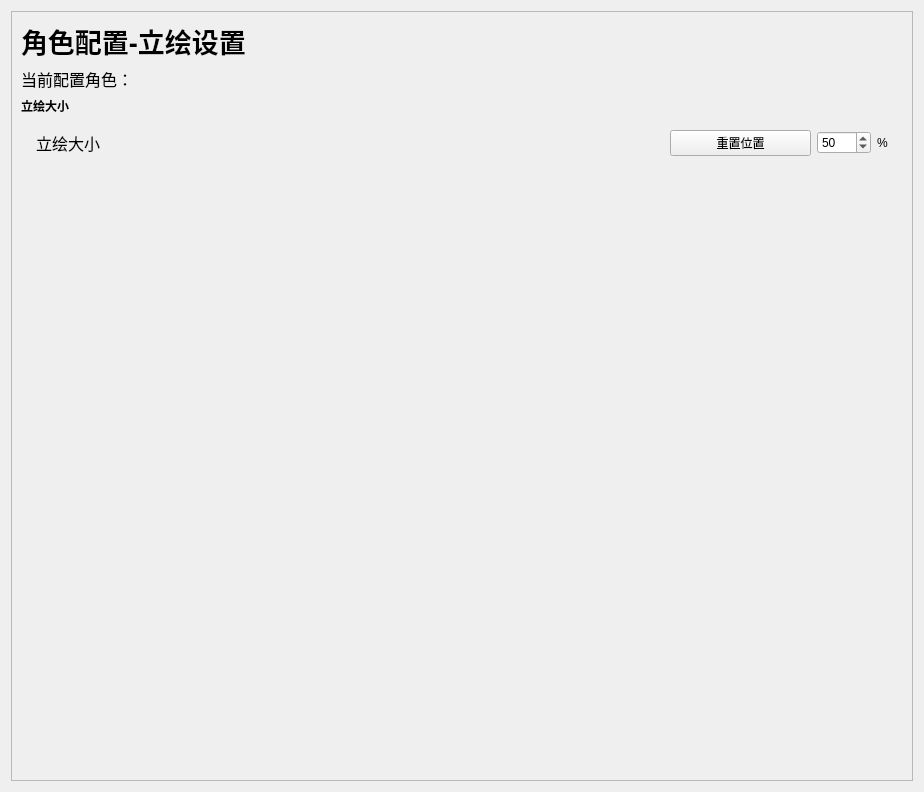
Above: mianwindow_uichild/setting_actor_tachie.ui from Zao-chen/ZcChat before the change. Below: the same form after it.
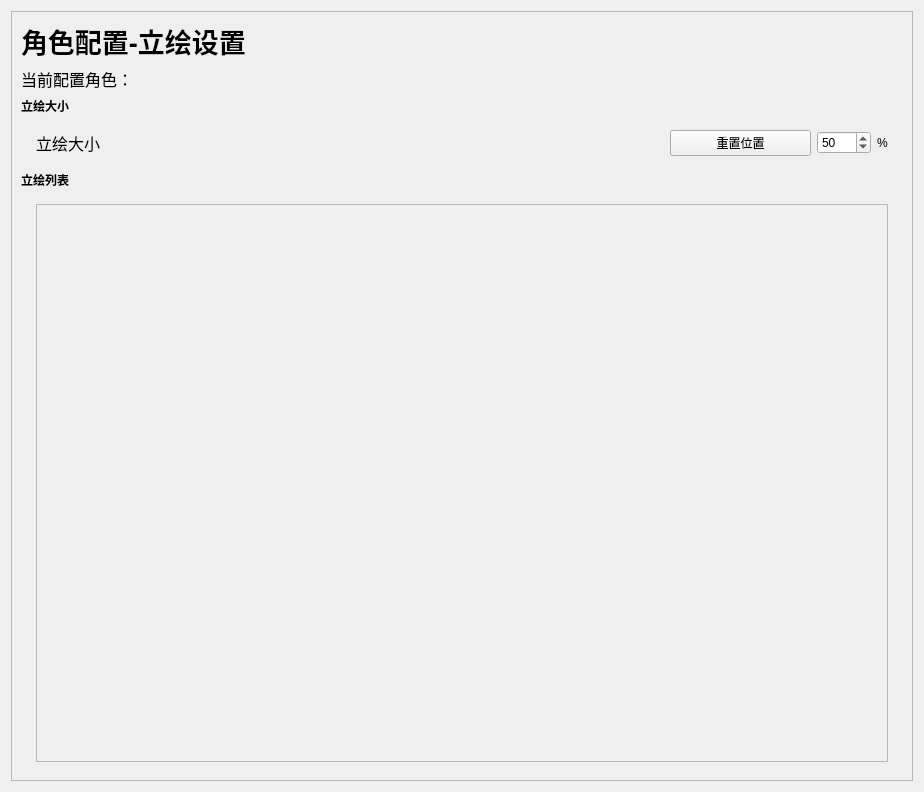
That is the form after the change. Custom widgets are drawn as their Qt base class.

Commit message: [feat] add character list and effect editor

Diff of the .ui file:
```diff
--- a/mianwindow_uichild/setting_actor_tachie.ui
+++ b/mianwindow_uichild/setting_actor_tachie.ui
@@ -28,7 +28,7 @@
         <height>772</height>
        </rect>
       </property>
-      <layout class="QVBoxLayout" name="verticalLayout_3" stretch="0,0,0,0,1">
+      <layout class="QVBoxLayout" name="verticalLayout_3" stretch="0,0,0,0,0,100">
        <item>
         <widget class="ElaText" name="label">
          <property name="font">
@@ -128,17 +128,49 @@
         </widget>
        </item>
        <item>
-        <spacer name="verticalSpacer">
-         <property name="orientation">
-          <enum>Qt::Orientation::Vertical</enum>
+        <widget class="ElaText" name="label_51">
+         <property name="font">
+          <font>
+           <bold>true</bold>
+          </font>
          </property>
-         <property name="sizeHint" stdset="0">
-          <size>
-           <width>20</width>
-           <height>40</height>
-          </size>
+         <property name="text">
+          <string>立绘列表</string>
          </property>
-        </spacer>
+        </widget>
+       </item>
+       <item>
+        <widget class="ElaScrollPageArea" name="widget_4" native="true">
+         <layout class="QHBoxLayout" name="horizontalLayout_18" stretch="0">
+          <property name="sizeConstraint">
+           <enum>QLayout::SizeConstraint::SetMaximumSize</enum>
+          </property>
+          <property name="leftMargin">
+           <number>15</number>
+          </property>
+          <property name="rightMargin">
+           <number>15</number>
+          </property>
+          <item>
+           <widget class="QScrollArea" name="scrollArea_tachieList">
+            <property name="widgetResizable">
+             <bool>true</bool>
+            </property>
+            <widget class="QWidget" name="scrollAreaWidgetContents_2">
+             <property name="geometry">
+              <rect>
+               <x>0</x>
+               <y>0</y>
+               <width>854</width>
+               <height>578</height>
+              </rect>
+             </property>
+             <layout class="QVBoxLayout" name="verticalLayout"/>
+            </widget>
+           </widget>
+          </item>
+         </layout>
+        </widget>
        </item>
       </layout>
      </widget>
```
Left out of the diff: 2 changed lines with no effect on the pictures. The commit also changes 10 other files.
